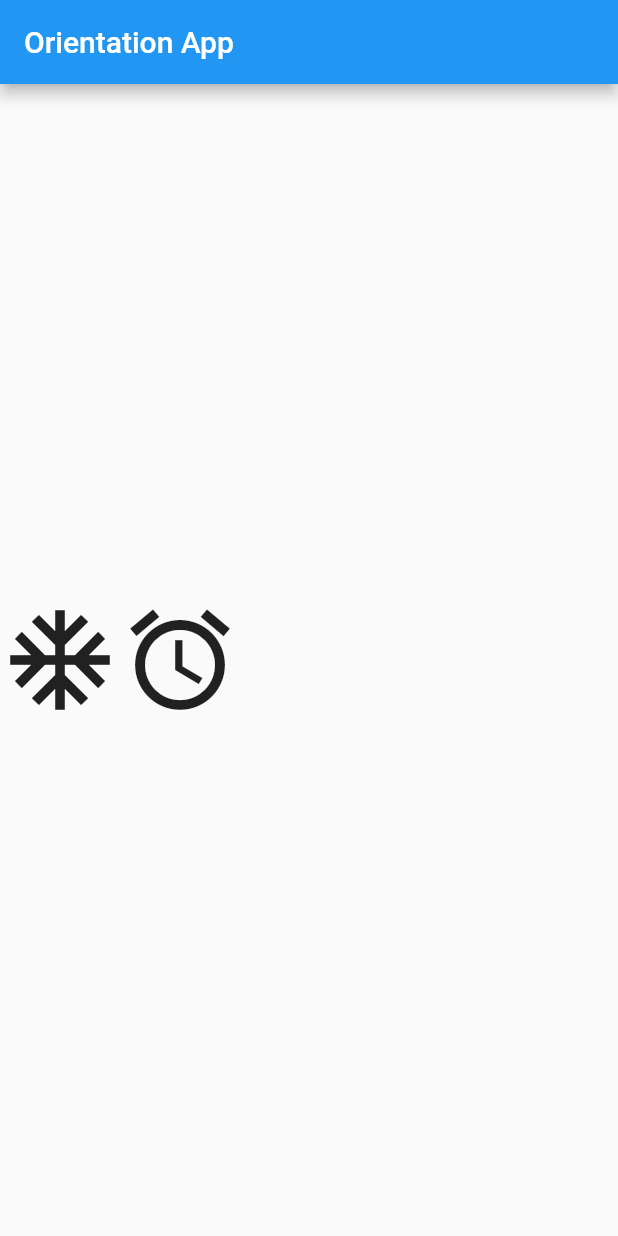
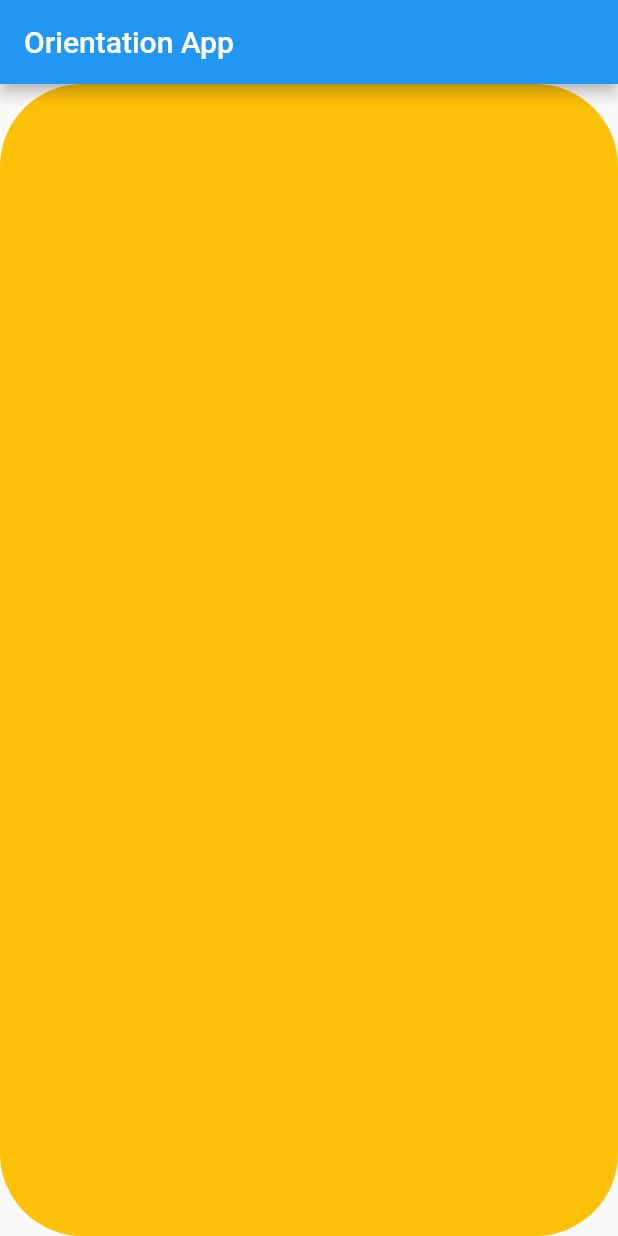
Before and after one commit to Pulkit9999/Orientation_Demo, a Flutter app: the screen it shows after launch, on a phone screen of 412 x 824 dp. Run offline on Flutter 3.47's test engine with Material 2 defaults, Android fonts, the light colour scheme and no system bars.

Commit message:
Added DynamicView

```diff
--- /dev/null
+++ b/lib/dynamic_view.dart
@@ -0,0 +1,24 @@
+import 'package:flutter/material.dart';
+
+class DynamicView extends StatelessWidget {
+  const DynamicView({Key? key}) : super(key: key);
+
+  @override
+  Widget build(BuildContext context) {
+    return OrientationBuilder(
+      builder: (context, orientation) {
+        return orientation == Orientation.portrait
+            ? Container(
+                decoration: BoxDecoration(
+                color: Colors.amber,
+                borderRadius: BorderRadius.all(Radius.circular(55.0)),
+              ))
+            : Container(
+                decoration: BoxDecoration(
+                color: Colors.red,
+                borderRadius: BorderRadius.all(Radius.circular(55.0)),
+              ));
+      },
+    );
+  }
+}
--- a/lib/main.dart
+++ b/lib/main.dart
@@ -1,4 +1,5 @@
 import 'package:flutter/material.dart';
+import 'package:orientation_demos/dynamic_view.dart';
 
 void main() {
   runApp(OrientationFix());
@@ -12,10 +13,9 @@ class OrientationFix extends StatelessWidget {
     return MaterialApp(
         title: 'Orientation Test App',
         home: Scaffold(
-            appBar: AppBar(title: Text("Orientation App")),
-            body: Row(
-              children: [DynamicWidget()],
-            )));
+          appBar: AppBar(title: Text("Orientation App")),
+          body: SafeArea(child: DynamicView()),
+        ));
   }
 }
 
```
